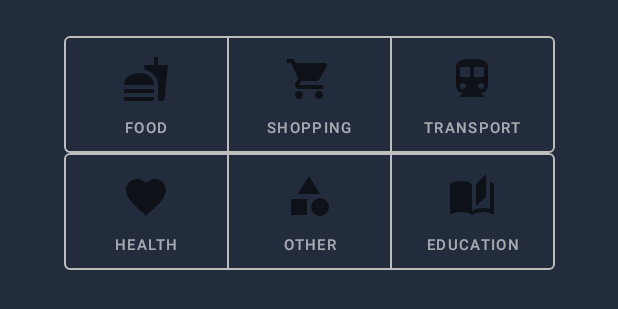
After one commit to rishavchanda/Buckoid-Android-App, an Android app: the layout fragment_add_expense.xml on its own in the app's theme, with its tools: preview values and no code run, on a phone screen of 412 x 824 dp. The commit adds this screen. Shown: the top 309 px of the screen. Run offline under Robolectric (Android 15) with nearby library versions, the phone set to English and light mode, and no system bars.

Commit message:
added next page

```diff
--- /dev/null
+++ b/app/src/main/java/com/example/trackback/FullScreenActivity.kt
@@ -0,0 +1,13 @@
+package com.example.trackback
+
+import androidx.appcompat.app.AppCompatActivity
+import android.os.Bundle
+import androidx.appcompat.app.AppCompatDelegate
+
+class FullScreenActivity : AppCompatActivity() {
+    override fun onCreate(savedInstanceState: Bundle?) {
+        super.onCreate(savedInstanceState)
+        setContentView(R.layout.activity_full_screen)
+        AppCompatDelegate.setDefaultNightMode(AppCompatDelegate.MODE_NIGHT_YES)
+    }
+}
--- /dev/null
+++ b/app/src/main/java/com/example/trackback/fragments/AddExpense.kt
@@ -0,0 +1,60 @@
+package com.example.trackback.fragments
+
+import android.os.Bundle
+import androidx.fragment.app.Fragment
+import android.view.LayoutInflater
+import android.view.View
+import android.view.ViewGroup
+import com.example.trackback.R
+
+// TODO: Rename parameter arguments, choose names that match
+// the fragment initialization parameters, e.g. ARG_ITEM_NUMBER
+private const val ARG_PARAM1 = "param1"
+private const val ARG_PARAM2 = "param2"
+
+/**
+ * A simple [Fragment] subclass.
+ * Use the [AddExpense.newInstance] factory method to
+ * create an instance of this fragment.
+ */
+class AddExpense : Fragment() {
+    // TODO: Rename and change types of parameters
+    private var param1: String? = null
+    private var param2: String? = null
+
+    override fun onCreate(savedInstanceState: Bundle?) {
+        super.onCreate(savedInstanceState)
+        arguments?.let {
+            param1 = it.getString(ARG_PARAM1)
+            param2 = it.getString(ARG_PARAM2)
+        }
+    }
+
+    override fun onCreateView(
+        inflater: LayoutInflater, container: ViewGroup?,
+        savedInstanceState: Bundle?
+    ): View? {
+        // Inflate the layout for this fragment
+        return inflater.inflate(R.layout.fragment_add_expense, container, false)
+    }
+
+    companion object {
+        /**
+         * Use this factory method to create a new instance of
+         * this fragment using the provided parameters.
+         *
+         * @param param1 Parameter 1.
+         * @param param2 Parameter 2.
+         * @return A new instance of fragment AddExpense.
+         */
+        // TODO: Rename and change types and number of parameters
+        @JvmStatic
+        fun newInstance(param1: String, param2: String) =
+            AddExpense().apply {
+                arguments = Bundle().apply {
+                    putString(ARG_PARAM1, param1)
+                    putString(ARG_PARAM2, param2)
+                }
+            }
+    }
+}
--- /dev/null
+++ b/app/src/main/res/drawable/ic_baseline_auto_stories_24.xml
@@ -0,0 +1,10 @@
+<vector xmlns:android="http://schemas.android.com/apk/res/android"
+    android:width="24dp"
+    android:height="24dp"
+    android:viewportWidth="24"
+    android:viewportHeight="24"
+    android:tint="?attr/colorControlNormal">
+  <path
+      android:fillColor="@android:color/white"
+      android:pathData="M19,1l-5,5v11l5,-4.5L19,1zM1,6v14.65c0,0.25 0.25,0.5 0.5,0.5 0.1,0 0.15,-0.05 0.25,-0.05C3.1,20.45 5.05,20 6.5,20c1.95,0 4.05,0.4 5.5,1.5L12,6c-1.45,-1.1 -3.55,-1.5 -5.5,-1.5S2.45,4.9 1,6zM23,19.5L23,6c-0.6,-0.45 -1.25,-0.75 -2,-1v13.5c-1.1,-0.35 -2.3,-0.5 -3.5,-0.5 -1.7,0 -4.15,0.65 -5.5,1.5v2c1.35,-0.85 3.8,-1.5 5.5,-1.5 1.65,0 3.35,0.3 4.75,1.05 0.1,0.05 0.15,0.05 0.25,0.05 0.25,0 0.5,-0.25 0.5,-0.5v-1.1z"/>
+</vector>
--- /dev/null
+++ b/app/src/main/res/drawable/ic_baseline_category_24.xml
@@ -0,0 +1,16 @@
+<vector xmlns:android="http://schemas.android.com/apk/res/android"
+    android:width="24dp"
+    android:height="24dp"
+    android:viewportWidth="24"
+    android:viewportHeight="24"
+    android:tint="?attr/colorControlNormal">
+  <path
+      android:fillColor="@android:color/white"
+      android:pathData="M12,2l-5.5,9h11z"/>
+  <path
+      android:fillColor="@android:color/white"
+      android:pathData="M17.5,17.5m-4.5,0a4.5,4.5 0,1 1,9 0a4.5,4.5 0,1 1,-9 0"/>
+  <path
+      android:fillColor="@android:color/white"
+      android:pathData="M3,13.5h8v8H3z"/>
+</vector>
--- /dev/null
+++ b/app/src/main/res/drawable/ic_baseline_directions_transit_24.xml
@@ -0,0 +1,10 @@
+<vector xmlns:android="http://schemas.android.com/apk/res/android"
+    android:width="24dp"
+    android:height="24dp"
+    android:viewportWidth="24"
+    android:viewportHeight="24"
+    android:tint="?attr/colorControlNormal">
+  <path
+      android:fillColor="@android:color/white"
+      android:pathData="M12,2c-4.42,0 -8,0.5 -8,4v9.5C4,17.43 5.57,19 7.5,19L6,20.5v0.5h12v-0.5L16.5,19c1.93,0 3.5,-1.57 3.5,-3.5L20,6c0,-3.5 -3.58,-4 -8,-4zM7.5,17c-0.83,0 -1.5,-0.67 -1.5,-1.5S6.67,14 7.5,14s1.5,0.67 1.5,1.5S8.33,17 7.5,17zM11,11L6,11L6,6h5v5zM16.5,17c-0.83,0 -1.5,-0.67 -1.5,-1.5s0.67,-1.5 1.5,-1.5 1.5,0.67 1.5,1.5 -0.67,1.5 -1.5,1.5zM18,11h-5L13,6h5v5z"/>
+</vector>
--- /dev/null
+++ b/app/src/main/res/drawable/ic_baseline_fastfood_24.xml
@@ -0,0 +1,10 @@
+<vector xmlns:android="http://schemas.android.com/apk/res/android"
+    android:width="24dp"
+    android:height="24dp"
+    android:viewportWidth="24"
+    android:viewportHeight="24"
+    android:tint="?attr/colorControlNormal">
+  <path
+      android:fillColor="@android:color/white"
+      android:pathData="M18.06,22.99h1.66c0.84,0 1.53,-0.64 1.63,-1.46L23,5.05h-5L18,1h-1.97v4.05h-4.97l0.3,2.34c1.71,0.47 3.31,1.32 4.27,2.26 1.44,1.42 2.43,2.89 2.43,5.29v8.05zM1,21.99L1,21h15.03v0.99c0,0.55 -0.45,1 -1.01,1L2.01,22.99c-0.56,0 -1.01,-0.45 -1.01,-1zM16.03,14.99c0,-8 -15.03,-8 -15.03,0h15.03zM1.02,17h15v2h-15z"/>
+</vector>
--- /dev/null
+++ b/app/src/main/res/drawable/ic_baseline_favorite_24.xml
@@ -0,0 +1,10 @@
+<vector xmlns:android="http://schemas.android.com/apk/res/android"
+    android:width="24dp"
+    android:height="24dp"
+    android:viewportWidth="24"
+    android:viewportHeight="24"
+    android:tint="?attr/colorControlNormal">
+  <path
+      android:fillColor="@android:color/white"
+      android:pathData="M12,21.35l-1.45,-1.32C5.4,15.36 2,12.28 2,8.5 2,5.42 4.42,3 7.5,3c1.74,0 3.41,0.81 4.5,2.09C13.09,3.81 14.76,3 16.5,3 19.58,3 22,5.42 22,8.5c0,3.78 -3.4,6.86 -8.55,11.54L12,21.35z"/>
+</vector>
--- /dev/null
+++ b/app/src/main/res/drawable/ic_baseline_shopping_cart_24.xml
@@ -0,0 +1,10 @@
+<vector xmlns:android="http://schemas.android.com/apk/res/android"
+    android:width="24dp"
+    android:height="24dp"
+    android:viewportWidth="24"
+    android:viewportHeight="24"
+    android:tint="?attr/colorControlNormal">
+  <path
+      android:fillColor="@android:color/white"
+      android:pathData="M7,18c-1.1,0 -1.99,0.9 -1.99,2S5.9,22 7,22s2,-0.9 2,-2 -0.9,-2 -2,-2zM1,2v2h2l3.6,7.59 -1.35,2.45c-0.16,0.28 -0.25,0.61 -0.25,0.96 0,1.1 0.9,2 2,2h12v-2L7.42,15c-0.14,0 -0.25,-0.11 -0.25,-0.25l0.03,-0.12 0.9,-1.63h7.45c0.75,0 1.41,-0.41 1.75,-1.03l3.58,-6.49c0.08,-0.14 0.12,-0.31 0.12,-0.48 0,-0.55 -0.45,-1 -1,-1L5.21,4l-0.94,-2L1,2zM17,18c-1.1,0 -1.99,0.9 -1.99,2s0.89,2 1.99,2 2,-0.9 2,-2 -0.9,-2 -2,-2z"/>
+</vector>
--- /dev/null
+++ b/app/src/main/res/layout/activity_full_screen.xml
@@ -0,0 +1,20 @@
+<?xml version="1.0" encoding="utf-8"?>
+<androidx.constraintlayout.widget.ConstraintLayout xmlns:android="http://schemas.android.com/apk/res/android"
+    xmlns:app="http://schemas.android.com/apk/res-auto"
+    xmlns:tools="http://schemas.android.com/tools"
+    android:layout_width="match_parent"
+    android:layout_height="match_parent"
+    tools:context=".FullScreenActivity">
+
+    <androidx.fragment.app.FragmentContainerView
+        android:id="@+id/fragmentContainerView2"
+        android:name="androidx.navigation.fragment.NavHostFragment"
+        android:layout_width="match_parent"
+        android:layout_height="match_parent"
+        app:defaultNavHost="true"
+        app:layout_constraintBottom_toBottomOf="parent"
+        app:layout_constraintEnd_toEndOf="parent"
+        app:layout_constraintStart_toStartOf="parent"
+        app:layout_constraintTop_toTopOf="parent"
+        app:navGraph="@navigation/full_screen_nav" />
+</androidx.constraintlayout.widget.ConstraintLayout>
--- /dev/null
+++ b/app/src/main/res/layout/fragment_add_expense.xml
@@ -0,0 +1,118 @@
+<?xml version="1.0" encoding="utf-8"?>
+<androidx.constraintlayout.widget.ConstraintLayout xmlns:android="http://schemas.android.com/apk/res/android"
+    xmlns:tools="http://schemas.android.com/tools"
+    android:layout_width="match_parent"
+    android:layout_height="match_parent"
+    xmlns:app="http://schemas.android.com/apk/res-auto"
+    android:background="@color/background"
+    tools:context=".fragments.AddExpense">
+
+    <com.google.android.material.button.MaterialButtonToggleGroup
+        android:id="@+id/selector1"
+        android:layout_width="wrap_content"
+        android:layout_height="wrap_content"
+        app:layout_constraintEnd_toEndOf="parent"
+        app:layout_constraintStart_toStartOf="parent"
+        app:layout_constraintTop_toTopOf="parent"
+        android:fitsSystemWindows="true"
+        android:layout_margin="16dp"
+        android:padding="2dp"
+        app:selectionRequired="true"
+        app:singleSelection="true">
+
+
+
+        <com.google.android.material.button.MaterialButton
+            android:id="@+id/food"
+            android:layout_width="110dp"
+            android:layout_height="90dp"
+            style="@style/selector_button"
+            app:iconGravity="textTop"
+            app:icon="@drawable/ic_baseline_fastfood_24"
+            app:iconSize="32dp"
+            android:textSize="10sp"
+            app:iconPadding="12dp"
+            android:text="Food" />
+
+        <com.google.android.material.button.MaterialButton
+            android:id="@+id/shopping"
+            android:layout_width="110dp"
+            android:layout_height="90dp"
+            style="@style/selector_button"
+            app:iconGravity="textTop"
+            app:icon="@drawable/ic_baseline_shopping_cart_24"
+            app:iconSize="32dp"
+            android:textSize="10sp"
+            app:iconPadding="12dp"
+            android:text="Shopping" />
+
+        <com.google.android.material.button.MaterialButton
+            android:id="@+id/transport"
+            android:layout_width="110dp"
+            android:layout_height="90dp"
+            style="@style/selector_button"
+            app:iconGravity="textTop"
+            app:icon="@drawable/ic_baseline_directions_transit_24"
+            app:iconSize="32dp"
+            android:textSize="10sp"
+            app:iconPadding="12dp"
+            android:text="Transport" />
+
+    </com.google.android.material.button.MaterialButtonToggleGroup>
+    <com.google.android.material.button.MaterialButtonToggleGroup
+        android:id="@+id/selector2"
+        android:layout_width="wrap_content"
+        android:layout_height="wrap_content"
+        app:layout_constraintEnd_toEndOf="parent"
+        app:layout_constraintStart_toStartOf="parent"
+        app:layout_constraintTop_toBottomOf="@+id/selector1"
+        android:fitsSystemWindows="true"
+        android:layout_marginStart="16dp"
+        android:layout_marginEnd="16dp"
+        android:padding="2dp"
+        android:layout_marginTop="-16dp"
+        app:selectionRequired="true"
+        app:singleSelection="true">
+
+
+
+        <com.google.android.material.button.MaterialButton
+            android:id="@+id/health"
+            android:layout_width="110dp"
+            android:layout_height="90dp"
+            style="@style/selector_button"
+            app:iconGravity="textTop"
+            app:icon="@drawable/ic_baseline_favorite_24"
+            app:iconSize="32dp"
+            android:textSize="10sp"
+            app:iconPadding="12dp"
+            android:text="Health" />
+
+        <com.google.android.material.button.MaterialButton
+            android:id="@+id/others"
+            android:layout_width="110dp"
+            android:layout_height="90dp"
+            style="@style/selector_button"
+            app:iconGravity="textTop"
+            app:icon="@drawable/ic_baseline_category_24"
+            app:iconSize="32dp"
+            android:textSize="10sp"
+            app:iconPadding="12dp"
+            android:text="Other" />
+
+        <com.google.android.material.button.MaterialButton
+            android:id="@+id/academics"
+            android:layout_width="110dp"
+            android:layout_height="90dp"
+            style="@style/selector_button"
+            app:iconGravity="textTop"
+            app:icon="@drawable/ic_baseline_auto_stories_24"
+            app:iconSize="32dp"
+            android:textSize="10sp"
+            app:iconPadding="12dp"
+            android:text="Education" />
+
+    </com.google.android.material.button.MaterialButtonToggleGroup>
+
+
+</androidx.constraintlayout.widget.ConstraintLayout>
--- /dev/null
+++ b/app/src/main/res/navigation/full_screen_nav.xml
@@ -0,0 +1,13 @@
+<?xml version="1.0" encoding="utf-8"?>
+<navigation xmlns:android="http://schemas.android.com/apk/res/android"
+    xmlns:app="http://schemas.android.com/apk/res-auto"
+    xmlns:tools="http://schemas.android.com/tools"
+    android:id="@+id/full_screen_nav"
+    app:startDestination="@id/addExpense">
+
+    <fragment
+        android:id="@+id/addExpense"
+        android:name="com.example.trackback.fragments.AddExpense"
+        android:label="fragment_add_expense"
+        tools:layout="@layout/fragment_add_expense" />
+</navigation>
--- a/app/src/main/res/values/themes.xml
+++ b/app/src/main/res/values/themes.xml
@@ -13,4 +13,8 @@
         <item name="android:statusBarColor" tools:targetApi="l">@color/background</item>
         <!-- Customize your theme here. -->
     </style>
+
+    <style name="selector_button" parent="Widget.MaterialComponents.Button.OutlinedButton">
+        <item name="strokeColor">@color/textSecondary</item>
+    </style>
 </resources>
```
Also changed, not shown: app/src/main/AndroidManifest.xml (+7 -2 lines).
